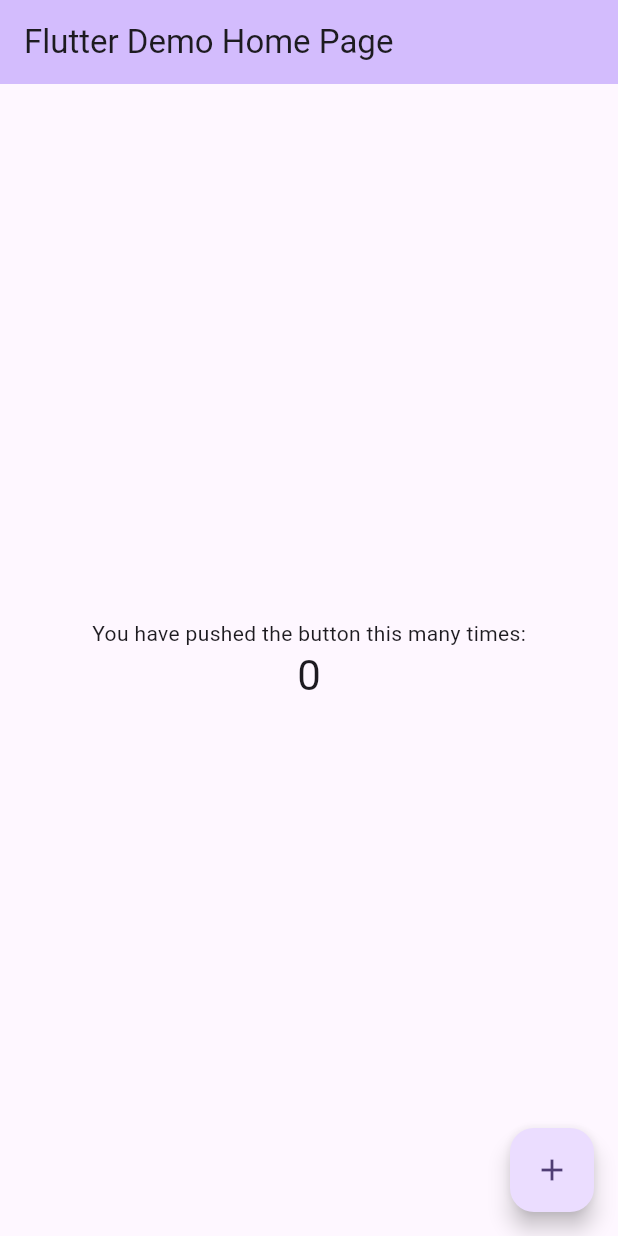
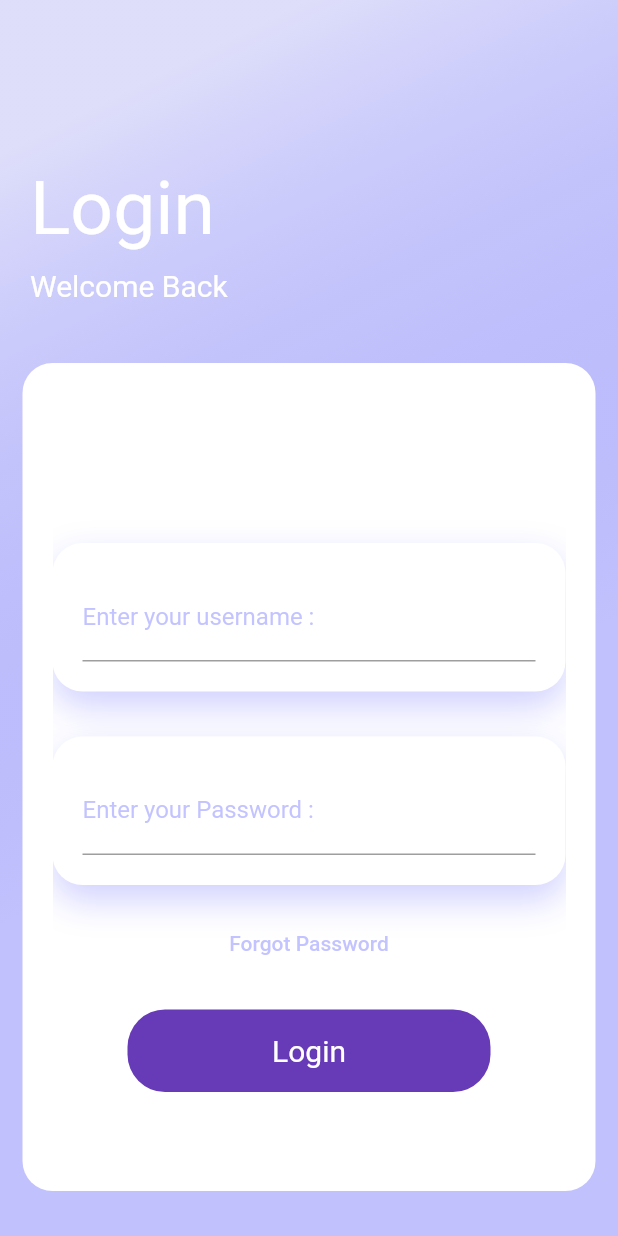
Before and after one commit to jlbat/ExpenseTracker, a Flutter app: the screen it shows after launch, on a phone screen of 412 x 824 dp. Run offline on Flutter 3.47's test engine with Material 2 defaults, Android fonts, the phone set to English and light mode, and no system bars; our stand-ins replace firebase_core; accounts and stored records are empty.

Commit message:
[Login UI Ver 1.0]

```diff
--- /dev/null
+++ b/lib/Authentication/login.dart
@@ -0,0 +1,130 @@
+import 'package:flutter/material.dart';
+
+class Login extends StatefulWidget {
+  const Login({Key? key}) : super(key: key);
+
+  @override
+  State<Login> createState() => _LoginState();
+}
+
+class _LoginState extends State<Login>{
+  @override
+  Widget build(BuildContext context) {
+    return Scaffold(
+      body: Container(
+        padding: const EdgeInsets.symmetric(vertical: 30),
+        width: double.infinity,
+        decoration: const BoxDecoration(
+          gradient: LinearGradient(
+            begin: Alignment.topCenter,
+            colors: [
+              Color(0x212121FF),
+              Color(0x616161FF),
+              Color(0x9E9E9EFF)
+            ]
+          )
+        ),
+        child: Column(
+          crossAxisAlignment: CrossAxisAlignment.start,
+          children: <Widget>[
+            const SizedBox(height: 80,),
+            const Padding(padding: EdgeInsets.only(left: 20, bottom: 40),
+            child: Column(
+              crossAxisAlignment: CrossAxisAlignment.start,
+                children: <Widget>[
+                  Text("Login", style: TextStyle(color: Colors.white, fontSize: 50),),
+                  SizedBox(height: 10,),
+                  Text("Welcome Back", style: TextStyle(color: Colors.white, fontSize: 20),),
+                ]
+              ),
+            ),
+            Expanded(
+                child: Container(
+                  margin: const EdgeInsets.only(left: 15, right: 15),
+                  width: MediaQuery.of(context).size.width * 0.95,
+                  height: MediaQuery.of(context).size.height,
+                  padding: EdgeInsets.symmetric(),
+                  decoration: const BoxDecoration(
+                    color: Colors.white,
+                    borderRadius: BorderRadius.all(Radius.circular(20))
+                  ),
+                  child: Padding(
+                    padding: const EdgeInsets.all(20),
+                    child: SingleChildScrollView(
+                      child: Column(
+                        children: <Widget>[
+                          SizedBox(height: 100,),
+                          Container(
+                            padding: EdgeInsets.all(20),
+                            decoration: const BoxDecoration(
+                              color: Colors.white,
+                              boxShadow: [BoxShadow(
+                                  color: Color.fromRGBO(97, 97, 255, .3),
+                                  blurRadius: 20,
+                                  offset: Offset(0, 10)
+                              )],
+                              borderRadius: BorderRadius.all(Radius.circular(20)),
+                            ),
+                            child: TextFormField(
+                              style: const TextStyle(color: Color(0x9E9E9EFF)),
+                              cursorColor: const Color(0x9E9E9EFF),
+                              decoration: const InputDecoration(
+                                  labelText: 'Enter your username : ',
+                                  labelStyle: TextStyle(color: Color(0x9E9E9EFF))
+                              ),
+                            ),
+                          ),
+                          const SizedBox(height: 30,),
+                          Container(
+                            padding: EdgeInsets.all(20),
+                            decoration: const BoxDecoration(
+                              color: Colors.white,
+                              boxShadow: [BoxShadow(
+                                  color: Color.fromRGBO(97, 97, 255, .3),
+                                  blurRadius: 20,
+                                  offset: Offset(0, 10)
+                              )],
+                              borderRadius: BorderRadius.all(Radius.circular(20)),
+                            ),
+                            child: TextFormField(
+                              style: const TextStyle(color: Color(0x9E9E9EFF)),
+                              cursorColor: const Color(0x9E9E9EFF),
+                              decoration: const InputDecoration(
+                                  labelText: 'Enter your Password : ',
+                                  labelStyle: TextStyle(color: Color(0x9E9E9EFF))
+                              ),
+                            ),
+                          ),
+                          const SizedBox(height: 15,),
+                          TextButton(onPressed: (){}, child: const Text('Forgot Password', style: TextStyle(color: Color(0x9E9E9EFF)))),
+                          const SizedBox(height: 20,),
+                          AnimatedContainer(
+                            duration: const Duration(seconds: 2),
+                            width: 250,
+                            height: 55,
+                            margin: EdgeInsets.symmetric(horizontal: 50),
+                            child: Material(
+                              borderRadius: BorderRadius.circular(25),
+                              color: Colors.deepPurple,
+                              child: InkWell(
+                                onTap: () {},
+                                child: Center(
+                                  child: Text('Login', style: TextStyle(color: Colors.white, fontSize: 20)),
+                                ),
+                              ),
+                            ),
+                          ),
+                          const SizedBox(height: 100,),
+
+                        ],
+                      ),
+                    )
+                  ),
+                )
+            )
+          ],
+        ),
+      ),
+    );
+  }
+}
--- a/lib/main.dart
+++ b/lib/main.dart
@@ -1,4 +1,6 @@
+import 'package:expense_tracker/Authentication/login.dart';
 import 'package:flutter/material.dart';
+import 'package:flutter/services.dart';
 
 void main() {
   runApp(const MyApp());
@@ -10,116 +12,18 @@ class MyApp extends StatelessWidget {
   // This widget is the root of your application.
   @override
   Widget build(BuildContext context) {
+    SystemChrome.setEnabledSystemUIMode(
+      SystemUiMode.manual,
+      overlays: [
+        SystemUiOverlay.top, // Shows Status bar and hides Navigation bar
+      ],
+    );
     return MaterialApp(
-      title: 'Flutter Demo',
+      debugShowCheckedModeBanner: false,
       theme: ThemeData(
-        // This is the theme of your application.
-        //
-        // TRY THIS: Try running your application with "flutter run". You'll see
-        // the application has a blue toolbar. Then, without quitting the app,
-        // try changing the seedColor in the colorScheme below to Colors.green
-        // and then invoke "hot reload" (save your changes or press the "hot
-        // reload" button in a Flutter-supported IDE, or press "r" if you used
-        // the command line to start the app).
-        //
-        // Notice that the counter didn't reset back to zero; the application
-        // state is not lost during the reload. To reset the state, use hot
-        // restart instead.
-        //
-        // This works for code too, not just values: Most code changes can be
-        // tested with just a hot reload.
-        colorScheme: ColorScheme.fromSeed(seedColor: Colors.deepPurple),
-        useMaterial3: true,
+        primarySwatch: Colors.purple,
       ),
-      home: const MyHomePage(title: 'Flutter Demo Home Page'),
+      home: const Login(),
     );
   }
 }
-
-class MyHomePage extends StatefulWidget {
-  const MyHomePage({super.key, required this.title});
-
-  // This widget is the home page of your application. It is stateful, meaning
-  // that it has a State object (defined below) that contains fields that affect
-  // how it looks.
-
-  // This class is the configuration for the state. It holds the values (in this
-  // case the title) provided by the parent (in this case the App widget) and
-  // used by the build method of the State. Fields in a Widget subclass are
-  // always marked "final".
-
-  final String title;
-
-  @override
-  State<MyHomePage> createState() => _MyHomePageState();
-}
-
-class _MyHomePageState extends State<MyHomePage> {
-  int _counter = 0;
-
-  void _incrementCounter() {
-    setState(() {
-      // This call to setState tells the Flutter framework that something has
-      // changed in this State, which causes it to rerun the build method below
-      // so that the display can reflect the updated values. If we changed
-      // _counter without calling setState(), then the build method would not be
-      // called again, and so nothing would appear to happen.
-      _counter++;
-    });
-  }
-
-  @override
-  Widget build(BuildContext context) {
-    // This method is rerun every time setState is called, for instance as done
-    // by the _incrementCounter method above.
-    //
-    // The Flutter framework has been optimized to make rerunning build methods
-    // fast, so that you can just rebuild anything that needs updating rather
-    // than having to individually change instances of widgets.
-    return Scaffold(
-      appBar: AppBar(
-        // TRY THIS: Try changing the color here to a specific color (to
-        // Colors.amber, perhaps?) and trigger a hot reload to see the AppBar
-        // change color while the other colors stay the same.
-        backgroundColor: Theme.of(context).colorScheme.inversePrimary,
-        // Here we take the value from the MyHomePage object that was created by
-        // the App.build method, and use it to set our appbar title.
-        title: Text(widget.title),
-      ),
-      body: Center(
-        // Center is a layout widget. It takes a single child and positions it
-        // in the middle of the parent.
-        child: Column(
-          // Column is also a layout widget. It takes a list of children and
-          // arranges them vertically. By default, it sizes itself to fit its
-          // children horizontally, and tries to be as tall as its parent.
-          //
-          // Column has various properties to control how it sizes itself and
-          // how it positions its children. Here we use mainAxisAlignment to
-          // center the children vertically; the main axis here is the vertical
-          // axis because Columns are vertical (the cross axis would be
-          // horizontal).
-          //
-          // TRY THIS: Invoke "debug painting" (choose the "Toggle Debug Paint"
-          // action in the IDE, or press "p" in the console), to see the
-          // wireframe for each widget.
-          mainAxisAlignment: MainAxisAlignment.center,
-          children: <Widget>[
-            const Text(
-              'You have pushed the button this many times:',
-            ),
-            Text(
-              '$_counter',
-              style: Theme.of(context).textTheme.headlineMedium,
-            ),
-          ],
-        ),
-      ),
-      floatingActionButton: FloatingActionButton(
-        onPressed: _incrementCounter,
-        tooltip: 'Increment',
-        child: const Icon(Icons.add),
-      ), // This trailing comma makes auto-formatting nicer for build methods.
-    );
-  }
-}
```
Also changed, not shown: pubspec.lock, 2 other files.
